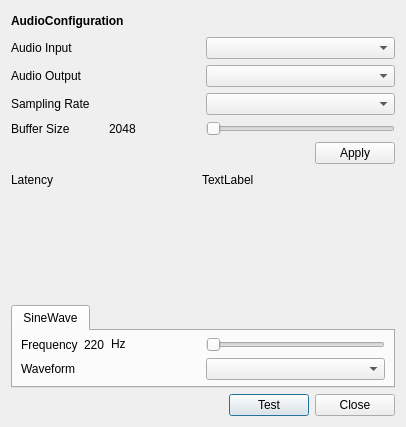
The window that audiopreferencedialog.ui (Bariyard/AudioIOTester) describes before a commit, drawn with Qt 5.
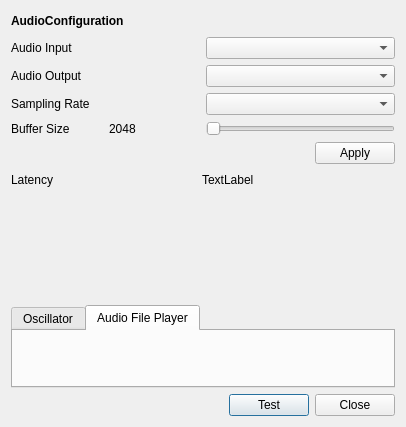
The same window after the commit. The open tabs and pages were chosen to show the change.

Diff of the .ui file:
```diff
--- a/audiopreferencedialog.ui
+++ b/audiopreferencedialog.ui
@@ -283,7 +283,7 @@
          </sizepolicy>
         </property>
         <attribute name="title">
-         <string>SineWave</string>
+         <string>Oscillator</string>
         </attribute>
         <layout class="QGridLayout" name="gridLayout_2">
          <property name="leftMargin">
@@ -403,6 +403,16 @@
         </layout>
         <zorder></zorder>
        </widget>
+       <widget class="QWidget" name="AudioPlayerTab">
+        <attribute name="title">
+         <string>Audio File Player</string>
+        </attribute>
+        <layout class="QGridLayout" name="gridLayout_4">
+         <item row="0" column="0">
+          <layout class="QVBoxLayout" name="AudioPlayerVerticalLayout"/>
+         </item>
+        </layout>
+       </widget>
       </widget>
      </item>
      <item>
```
